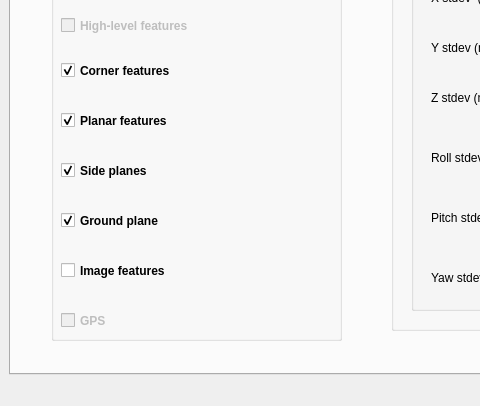
First picture: the form in vineslam_report/ui/main_window.ui, repository MikHut/vineslam, before the edit; both pictures show x 0 to 480 and y 394 to 800 of the 1000 by 800 pixel window.
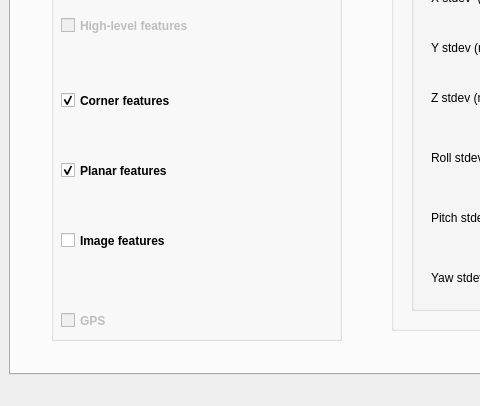
Second picture: the form after the edit. Icons and pictures are not drawn.

Patch:
```diff
--- a/vineslam_report/ui/main_window.ui
+++ b/vineslam_report/ui/main_window.ui
@@ -185,7 +185,7 @@
          <property name="geometry">
           <rect>
            <x>10</x>
-           <y>90</y>
+           <y>120</y>
            <width>271</width>
            <height>21</height>
           </rect>
@@ -201,45 +201,13 @@
          <property name="geometry">
           <rect>
            <x>10</x>
-           <y>140</y>
-           <width>271</width>
-           <height>21</height>
-          </rect>
-         </property>
-         <property name="text">
-          <string>Planar features</string>
-         </property>
-         <property name="checked">
-          <bool>true</bool>
-         </property>
-        </widget>
-        <widget class="QCheckBox" name="check_box_planes">
-         <property name="geometry">
-          <rect>
-           <x>10</x>
            <y>190</y>
            <width>271</width>
            <height>21</height>
           </rect>
          </property>
          <property name="text">
-          <string>Side planes</string>
-         </property>
-         <property name="checked">
-          <bool>true</bool>
-         </property>
-        </widget>
-        <widget class="QCheckBox" name="check_box_ground">
-         <property name="geometry">
-          <rect>
-           <x>10</x>
-           <y>240</y>
-           <width>271</width>
-           <height>21</height>
-          </rect>
-         </property>
-         <property name="text">
-          <string>Ground plane</string>
+          <string>Planar features</string>
          </property>
          <property name="checked">
           <bool>true</bool>
@@ -249,7 +217,7 @@
          <property name="geometry">
           <rect>
            <x>10</x>
-           <y>290</y>
+           <y>260</y>
            <width>271</width>
            <height>21</height>
           </rect>
```
Left out of the diff: 8 changed lines with no effect on the pictures.
